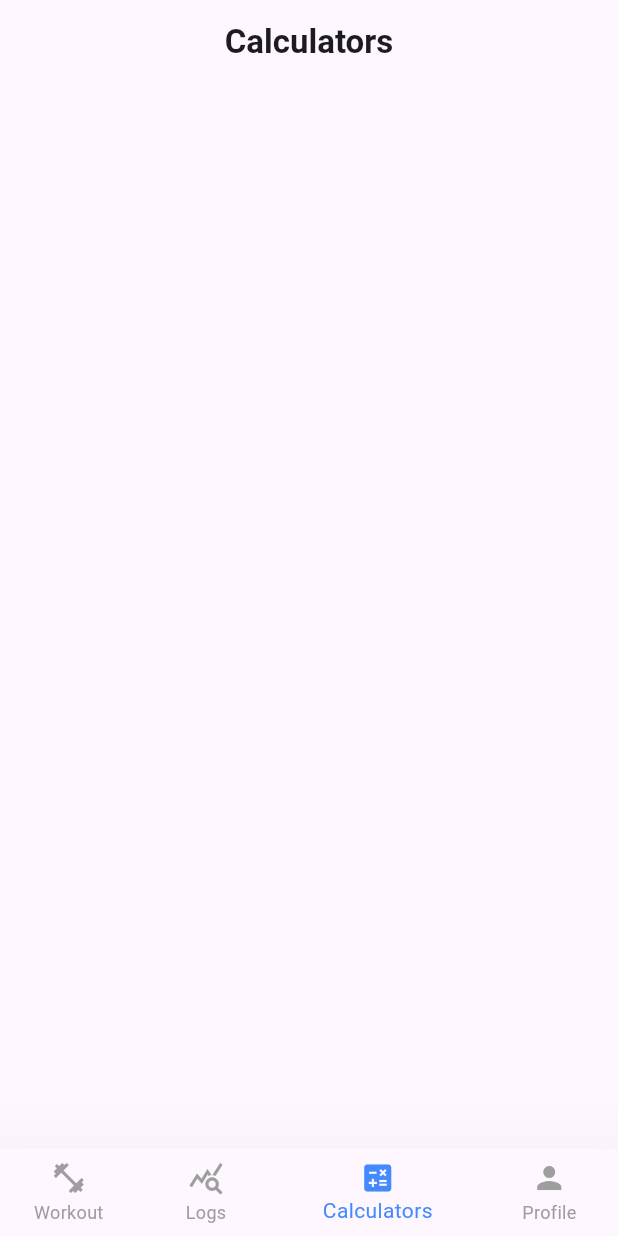
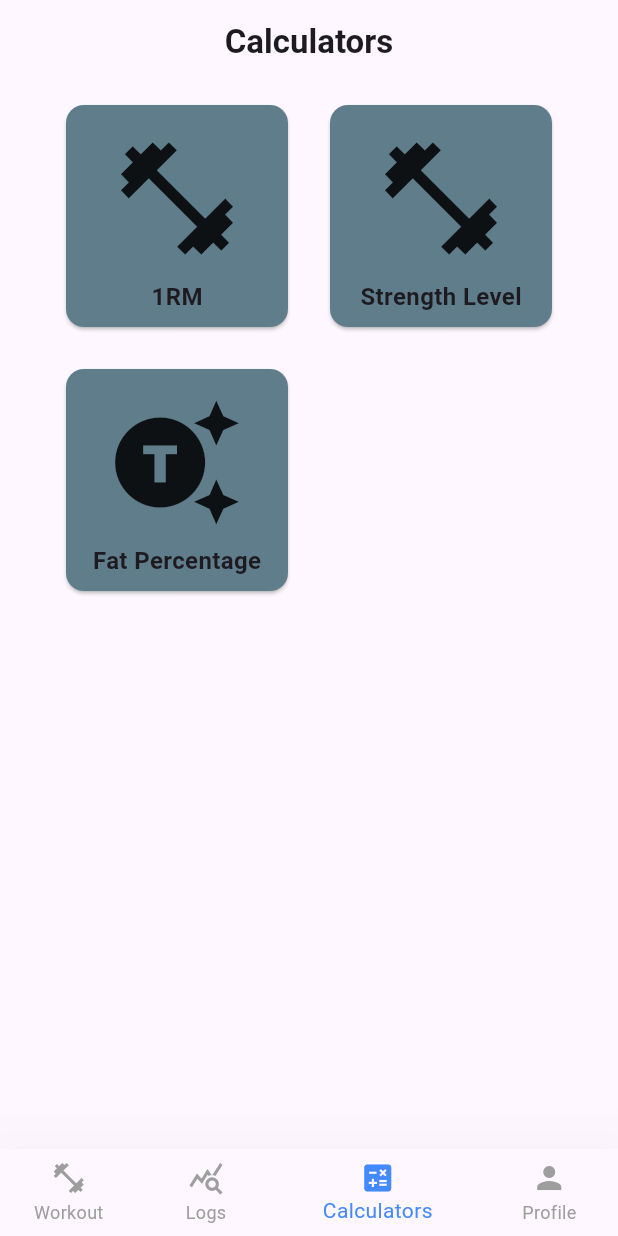
Before and after one commit to Tylefnx/gymlogger, a Flutter app: the screen it shows after launch, item 3 of the bottom bar chosen, on a phone screen of 412 x 824 dp. Run offline on Flutter 3.47's test engine with Material 3 defaults, Android fonts, the phone set to English and light mode, and no system bars; our stand-ins replace flutter_hooks, hooks_riverpod.

Commit message:
Created calculator screen

```diff
--- a/lib/calculator/presentation/calculator_screen.dart
+++ b/lib/calculator/presentation/calculator_screen.dart
@@ -1,10 +1,62 @@
 import 'package:flutter/material.dart';
+import 'package:gymlogger/core/presentation/app_text.dart';
 
 class CalculatorsScreen extends StatelessWidget {
   const CalculatorsScreen({super.key});
 
   @override
   Widget build(BuildContext context) {
-    return Container();
+    return GridView.count(
+      crossAxisSpacing: 20,
+      mainAxisSpacing: 20,
+      padding: EdgeInsets.symmetric(
+        horizontal: 40,
+        vertical: 10,
+      ),
+      crossAxisCount: 2,
+      children: [
+        CalculatorSectionCard(
+          label: '1RM',
+          icon: Icons.fitness_center,
+        ),
+        CalculatorSectionCard(
+          label: 'Strength Level',
+          icon: Icons.fitness_center_outlined,
+        ),
+        CalculatorSectionCard(
+          label: 'Fat Percentage',
+          icon: Icons.generating_tokens_sharp,
+        ),
+      ],
+    );
   }
 }
+
+class CalculatorSectionCard extends StatelessWidget {
+  final String label;
+  final IconData icon;
+  const CalculatorSectionCard({
+    super.key,
+    required this.label,
+    required this.icon,
+  });
+
+  @override
+  Widget build(BuildContext context) {
+    return Card(
+      color: Colors.blueGrey,
+      child: Column(
+        crossAxisAlignment: CrossAxisAlignment.center,
+        mainAxisAlignment: MainAxisAlignment.spaceEvenly,
+        children: [
+          SizedBox(),
+          Icon(
+            icon,
+            size: 90,
+          ),
+          AppText.big_bold(text: label),
+        ],
+      ),
+    );
+  }
+}
```
